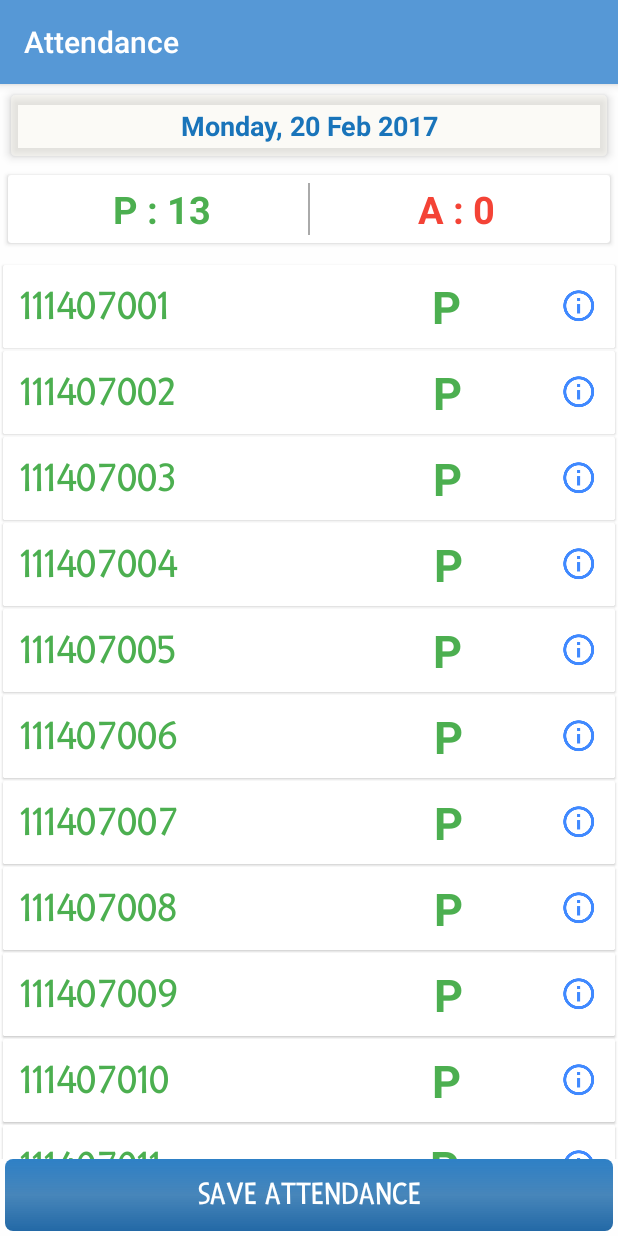
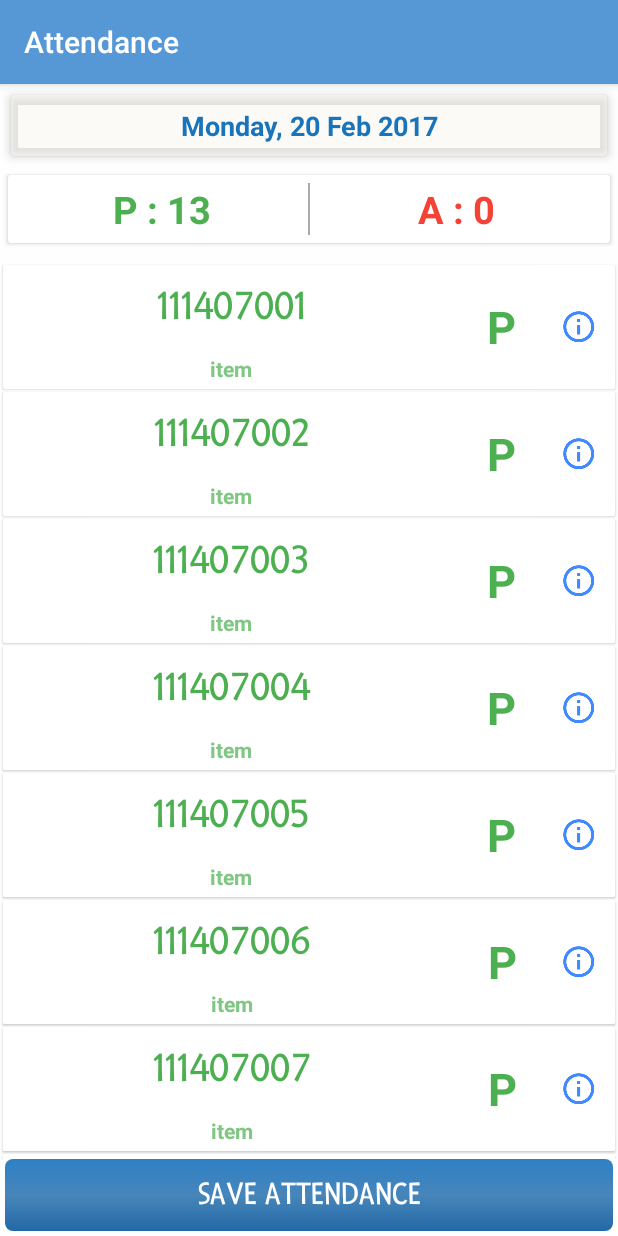
Before and after one commit to CustomAP/PortalApp, an Android app: the AttendanceActivity screen opened directly, with no data from a screen before it, on a phone screen of 412 x 824 dp. Run offline under Robolectric (Android 15) with nearby library versions, the phone set to English and light mode, and no system bars.

Commit message:
MIS Attendace list UI changes

```diff
--- a/app/src/main/res/layout/mis_listitem.xml
+++ b/app/src/main/res/layout/mis_listitem.xml
@@ -17,12 +17,18 @@
         android:layout_height="wrap_content"
         android:orientation="horizontal">
 
+        <LinearLayout
+            android:layout_width="wrap_content"
+            android:layout_height="wrap_content"
+            android:layout_weight="5.03"
+            android:orientation="vertical">
+
             <TextView
                 android:id="@+id/mis_tv"
-            android:layout_width="wrap_content"
+                android:layout_width="match_parent"
                 android:layout_height="wrap_content"
                 android:layout_weight="3"
-            android:gravity="left"
+                android:gravity="center_horizontal"
                 android:padding="11dp"
                 android:text="item"
                 android:textColor="@color/green500"
@@ -30,11 +36,25 @@
                 android:textStyle="bold" />
 
             <TextView
+                android:layout_width="match_parent"
+                android:layout_height="wrap_content"
+                android:layout_weight="3"
+                android:gravity="center"
+                android:padding="4dp"
+                android:text="item"
+                android:textColor="@color/green300"
+                android:textSize="14sp"
+                android:textStyle="bold" />
+        </LinearLayout>
+
+
+        <TextView
             android:id="@+id/mis_p_a_text"
             android:layout_width="wrap_content"
             android:layout_height="wrap_content"
             android:layout_gravity="center"
             android:layout_weight="1"
+            android:gravity="center"
             android:text="P"
             android:textColor="@color/green500"
             android:textSize="30sp"
--- a/build.gradle
+++ b/build.gradle
@@ -5,7 +5,7 @@ buildscript {
         jcenter()
     }
     dependencies {
-        classpath 'com.android.tools.build:gradle:2.3.0-rc1'
+        classpath 'com.android.tools.build:gradle:2.2.3'
 
         // NOTE: Do not place your application dependencies here; they belong
         // in the individual module build.gradle files
```
Also changed, not shown: app/build.gradle (+8 -9 lines). Lines whose indentation alone changed are shown as unchanged.
